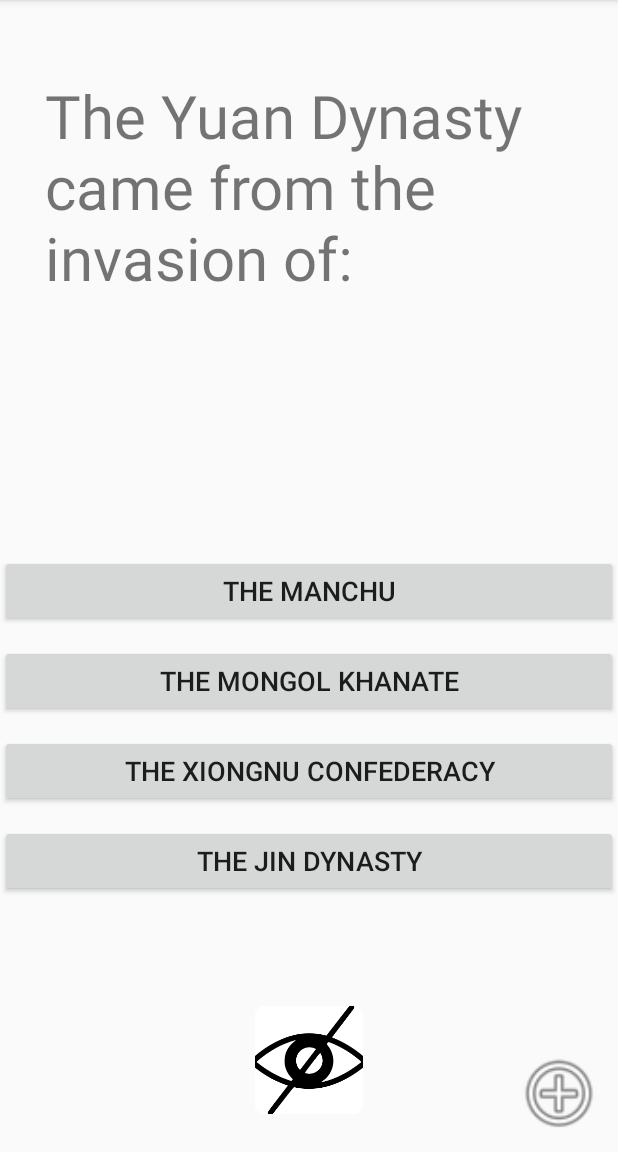
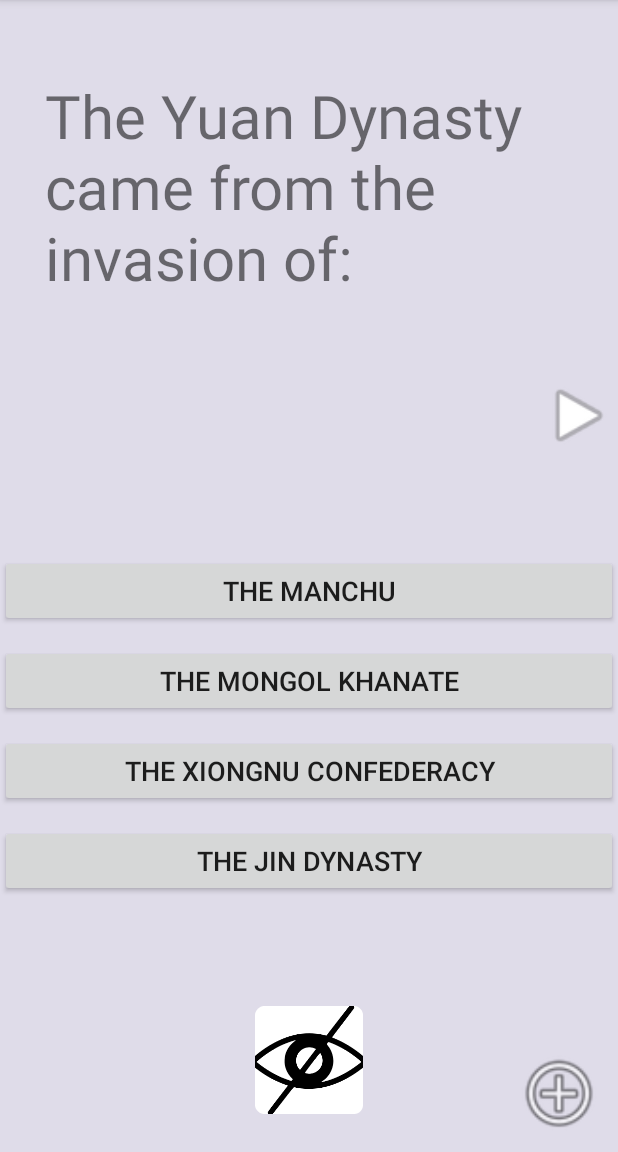
Before and after one commit to AlynMing/CodePathNotesApp, an Android app: the screen it shows after launch (MainActivity), on a phone screen of 412 x 824 dp, the part 84-1236 px from its top. Run offline under Robolectric (Android 15) with nearby library versions, the phone set to English and light mode, and no system bars; our stand-ins replace Room's generated code.

Commit message:
Lab 3 Final (for now)

```diff
--- a/app/src/main/java/com/example/flashcards/MainActivity.java
+++ b/app/src/main/java/com/example/flashcards/MainActivity.java
@@ -9,19 +9,26 @@ import android.view.View;
 import android.widget.Button;
 import android.widget.TextView;
 
+import java.util.List;
+
 public class MainActivity extends AppCompatActivity {
 
     static int state = 0;
     static int ansSpace = 0;
     static int ansToggle = 1;
-    static int changeToggle = 0;
+    int cardPos = 0;
     String[] strEdit;
+    FlashcardDatabase flashcardDatabase;
+    List<Flashcard> allFlashcards;
 
     protected void onActivityResult(int requestCode, int resultCode, Intent data) {
         super.onActivityResult(requestCode, resultCode, data);
         if (requestCode == 1) {
             if (resultCode == RESULT_OK) {
                 strEdit = data.getStringArrayExtra("flash");
+
+                flashcardDatabase.insertCard(new Flashcard(strEdit[0], strEdit[1]));
+                allFlashcards = flashcardDatabase.getAllCards();
 
                 ((TextView) findViewById(R.id.Question)).setText(strEdit[0]);
                 ((TextView) findViewById(R.id.Answer)).setText(strEdit[1]);
@@ -39,6 +46,9 @@ public class MainActivity extends AppCompatActivity {
         super.onCreate(savedInstanceState);
         setContentView(R.layout.activity_main);
 
+        flashcardDatabase = new FlashcardDatabase(getApplicationContext());
+        allFlashcards = flashcardDatabase.getAllCards();
+
         findViewById(R.id.hiddenEye).setVisibility(View.VISIBLE);
         findViewById(R.id.shownEye).setVisibility(View.GONE);
 
@@ -49,6 +59,25 @@ public class MainActivity extends AppCompatActivity {
             public void onClick(View v) {
                 startActivityForResult(intent, 1);
 
+            }
+        });
+
+        findViewById(R.id.nextCard).setOnClickListener(new View.OnClickListener() {
+            @Override
+            public void onClick(View v) {
+
+                if (allFlashcards != null && allFlashcards.size() > 0) {
+                    cardPos++;
+
+                    if (cardPos == allFlashcards.size()) {
+                        cardPos = 0;
+                    }
+
+                    ((TextView) findViewById(R.id.Question)).setText
+                            (allFlashcards.get(cardPos).getQuestion());
+                    ((TextView) findViewById(R.id.Answer)).setText
+                            (allFlashcards.get(cardPos).getAnswer());
+                }
             }
         });
 
--- a/app/src/main/res/layout/activity_main.xml
+++ b/app/src/main/res/layout/activity_main.xml
@@ -4,6 +4,7 @@
     xmlns:tools="http://schemas.android.com/tools"
     android:layout_width="match_parent"
     android:layout_height="match_parent"
+    android:background="@color/basic"
     android:id="@+id/rootView"
     tools:context=".MainActivity">
 
@@ -112,4 +113,13 @@
         android:layout_marginBottom="8sp"
         app:srcCompat="@mipmap/eyeappear" />
 
+    <ImageView
+        android:id="@+id/nextCard"
+        android:layout_width="52dp"
+        android:layout_height="51dp"
+        android:layout_alignParentTop="true"
+        android:layout_alignParentRight="true"
+        android:layout_marginTop="251dp"
+        app:srcCompat="@android:drawable/ic_media_play" />
+
 </RelativeLayout>
--- a/app/src/main/res/values/colors.xml
+++ b/app/src/main/res/values/colors.xml
@@ -2,6 +2,7 @@
 <resources>
     <color name="colorPrimary">#008577</color>
     <color name="colorPrimaryDark">#D1D0D4</color>
+    <color name="basic">#DFDCE9</color>
     <color name="colorAccent">#D81B60</color>
     <color name="Wrong">#FF0000</color>
     <color name="Correct">#00FF0A</color>
```
Also changed, not shown: 409 other files.
